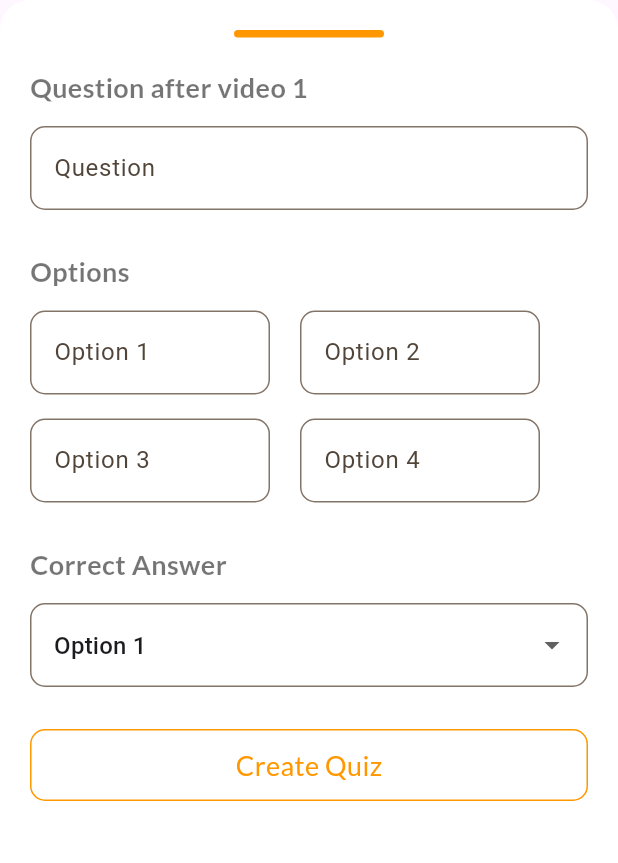
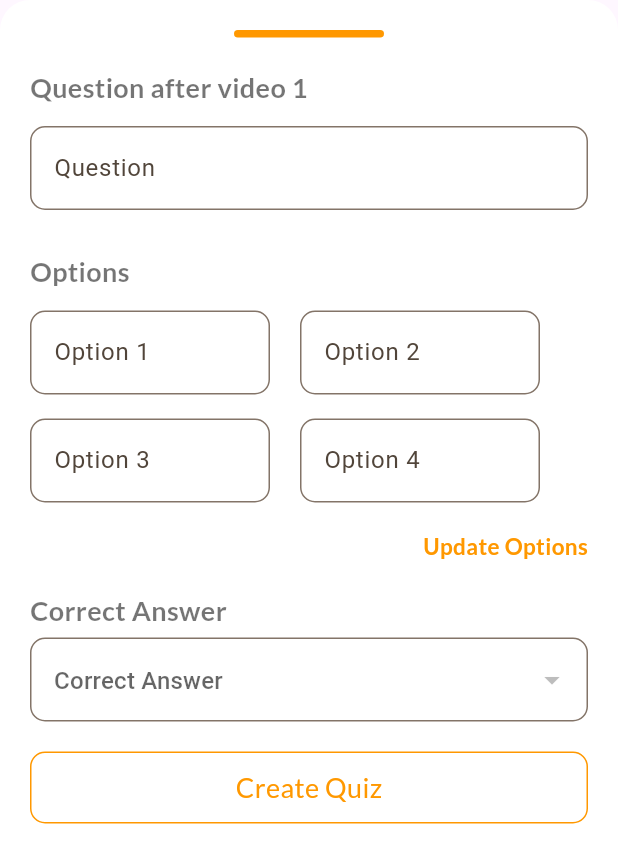
Before and after one commit to jainambarbhaya1509/VidyaVibhava, a Flutter app: the CreateQuiz widget shown alone on an empty page, opened directly with empty values, on a phone screen of 412 x 824 dp. Shown: the top 863 px of the screen. Run offline on Flutter 3.47's test engine with Material 3 defaults, Android fonts, the light colour scheme and no system bars; our stand-ins replace cloud_firestore, confetti, file_picker, firebase_auth, firebase_core, firebase_storage and 11 more; missing offline and left inert: google_gemini, googleapis, translator; accounts and stored records are empty; network calls fail; statements that could not run were skipped.

Commit message:
solved error with quiz, added enrolled courses page

```diff
--- a/lib/main.dart
+++ b/lib/main.dart
@@ -64,7 +64,7 @@ class MyApp extends ConsumerWidget {
       title: 'Smart Education',
       theme: theme.isLightMode == true ? lightTheme : darkTheme,
       // home: showHome ? const UserTypeScreen() : const StartScreen(),
-      home: const TeacherScreen(),
+      home: const StudentScreen(),
       // home: const CareerQuizResult(),
       routes: {
         'onboardingScreen': (context) => const StartScreen(),
--- a/lib/pages/home/teacher/cards/create_quiz.dart
+++ b/lib/pages/home/teacher/cards/create_quiz.dart
@@ -1,7 +1,9 @@
 import 'package:final_project/style/themes.dart';
 import 'package:final_project/widgets/app_text.dart';
+import 'package:flutter/cupertino.dart';
 import 'package:flutter/material.dart';
 import 'package:flutter/services.dart';
+import 'package:flutter/widgets.dart';
 import 'package:flutter_riverpod/flutter_riverpod.dart';
 
 class CreateQuiz extends ConsumerStatefulWidget {
@@ -13,18 +15,24 @@ class CreateQuiz extends ConsumerStatefulWidget {
 }
 
 class _CreateQuizState extends ConsumerState<CreateQuiz> {
+  TextEditingController quizQuestionController = TextEditingController();
+  TextEditingController option1Controller = TextEditingController();
+  TextEditingController option2Controller = TextEditingController();
+  TextEditingController option3Controller = TextEditingController();
+  TextEditingController option4Controller = TextEditingController();
+  List<String> options = [];
 
-  final createQuiz = [
-    {
+  final addQuizQuestion = {
+    "quiz": {
       "question": "",
       "options": [],
       "correctAnswer": "",
     },
-  ];
-
+  };
 
   @override
   Widget build(BuildContext context) {
+    String? correctAnswer = options.isNotEmpty ? options.first : null;
     return Container(
       height: 700,
       width: double.infinity,
@@ -60,6 +68,7 @@ class _CreateQuizState extends ConsumerState<CreateQuiz> {
               Container(
                 margin: const EdgeInsets.symmetric(vertical: 8.0),
                 child: TextField(
+                  controller: quizQuestionController,
                   onChanged: (value) {},
                   decoration: InputDecoration(
                     border: OutlineInputBorder(
@@ -89,7 +98,7 @@ class _CreateQuizState extends ConsumerState<CreateQuiz> {
                         width: 160,
                         margin: const EdgeInsets.symmetric(vertical: 8.0),
                         child: TextField(
-                          onChanged: (value) {},
+                          controller: option1Controller,
                           decoration: InputDecoration(
                             border: OutlineInputBorder(
                               borderRadius: BorderRadius.circular(10.0),
@@ -106,7 +115,7 @@ class _CreateQuizState extends ConsumerState<CreateQuiz> {
                         width: 160,
                         margin: const EdgeInsets.symmetric(vertical: 8.0),
                         child: TextField(
-                          onChanged: (value) {},
+                          controller: option2Controller,
                           decoration: InputDecoration(
                             border: OutlineInputBorder(
                               borderRadius: BorderRadius.circular(10.0),
@@ -128,7 +137,7 @@ class _CreateQuizState extends ConsumerState<CreateQuiz> {
                         width: 160,
                         margin: const EdgeInsets.symmetric(vertical: 8.0),
                         child: TextField(
-                          onChanged: (value) {},
+                          controller: option3Controller,
                           decoration: InputDecoration(
                             border: OutlineInputBorder(
                               borderRadius: BorderRadius.circular(10.0),
@@ -145,7 +154,7 @@ class _CreateQuizState extends ConsumerState<CreateQuiz> {
                         width: 160,
                         margin: const EdgeInsets.symmetric(vertical: 8.0),
                         child: TextField(
-                          onChanged: (value) {},
+                          controller: option4Controller,
                           decoration: InputDecoration(
                             border: OutlineInputBorder(
                               borderRadius: BorderRadius.circular(10.0),
@@ -159,8 +168,32 @@ class _CreateQuizState extends ConsumerState<CreateQuiz> {
                       ),
                     ],
                   ),
+                  const SizedBox(
+                    height: 10,
+                  ),
+                  GestureDetector(
+                    onTap: () => {
+                      setState(() {
+                        options = [
+                          option1Controller.text,
+                          option2Controller.text,
+                          option3Controller.text,
+                          option4Controller.text
+                        ];
+                      })
+                    },
+                    child: Container(
+                        alignment: Alignment.centerRight,
+                        child: PrimaryAppText(
+                          text: "Update Options",
+                          size: 15,
+                          weight: FontWeight.bold,
+                          color: primaryColor,
+                        )),
+                  ),
                 ],
               ),
+
               const SizedBox(height: 20),
               GeneralAppText(
                 text: "Correct Answer",
@@ -169,16 +202,13 @@ class _CreateQuizState extends ConsumerState<CreateQuiz> {
               ),
               const SizedBox(height: 5),
               Container(
-                margin: const EdgeInsets.symmetric(vertical: 8.0),
+                margin: const EdgeInsets.symmetric(vertical: 0.0),
                 child: DropdownButtonFormField<String>(
-                  value: "Option 1",
-                  onChanged: (String? value) {},
-                  items: [
-                    "Option 1",
-                    "Option 2",
-                    "Option 3",
-                    "Option 4",
-                  ].map<DropdownMenuItem<String>>((String option) {
+                  value: correctAnswer,
+                  onChanged: (String? value) {
+                    correctAnswer = value!;
+                  },
+                  items: options.map<DropdownMenuItem<String>>((String option) {
                     return DropdownMenuItem<String>(
                       value: option,
                       child: Text(option),
@@ -196,7 +226,12 @@ class _CreateQuizState extends ConsumerState<CreateQuiz> {
               // CREATE QUIZ BUTTON
               const SizedBox(height: 20),
               GestureDetector(
-                onTap: () {},
+                onTap: () {
+                  addQuizQuestion["quiz"]!["question"] =
+                      quizQuestionController.text;
+                  addQuizQuestion["quiz"]!["options"] = options;
+                  addQuizQuestion["quiz"]!["correctAnswer"] = correctAnswer!;
+                },
                 child: Container(
                   alignment: Alignment.center,
                   padding: const EdgeInsets.all(10),
```
Also changed, not shown: lib/pages/home/student/student_home_screen_pages/enrolled_courses.dart (added, +108 -0 lines), lib/pages/home/student/student_home_screen_pages/profile_screen.dart (+20 -0 lines), lib/pages/home/teacher/teacher_operations/create_course.dart (+32 -7 lines).
